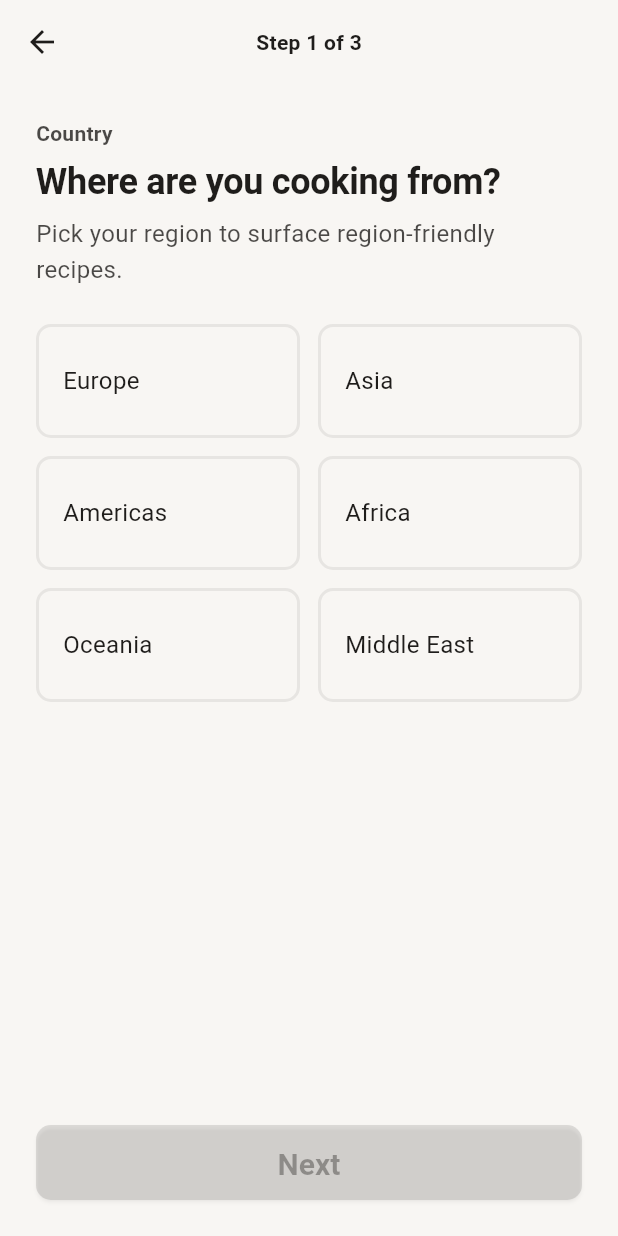
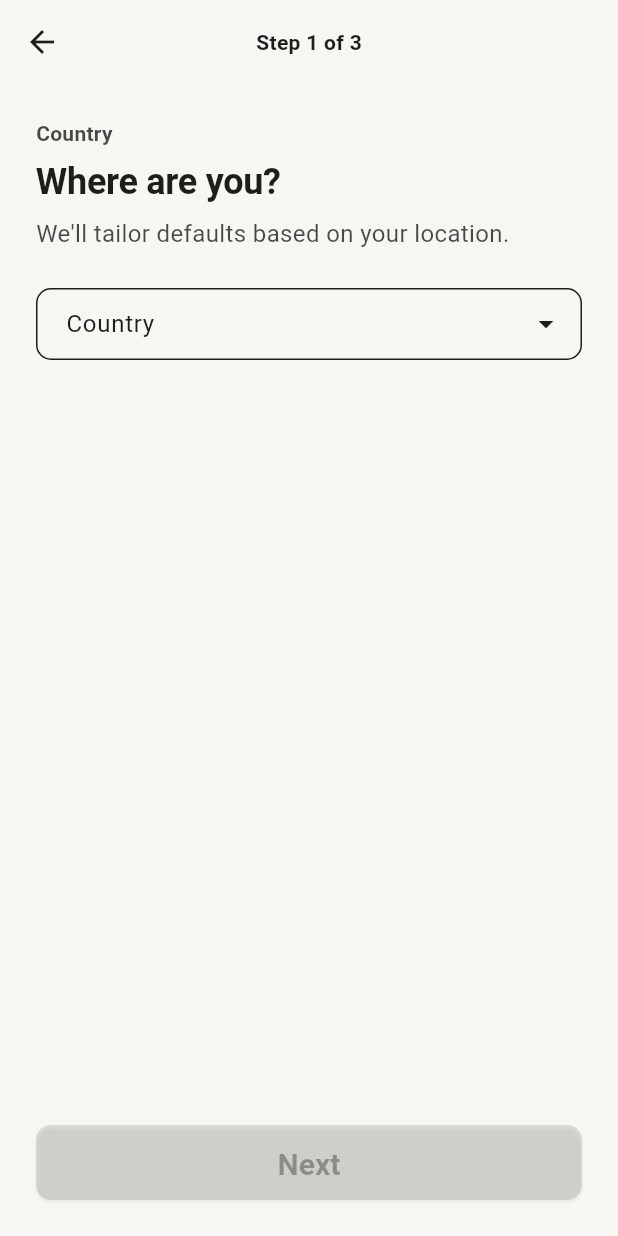
Before and after one commit to leafgreen-3/onepan, a Flutter app: the screen it shows after launch, on a phone screen of 412 x 824 dp. Run offline on Flutter 3.47's test engine with Material 3 defaults, Android fonts, the phone set to English and light mode, and no system bars; our stand-ins replace flutter_riverpod, get_it, go_router, shared_preferences.

Commit message:
fixed onboarding not showing up bugs

```diff
--- /dev/null
+++ b/lib/features/onboarding/country_data.dart
@@ -0,0 +1,62 @@
+const List<String> kCommonCountries = [
+  'Argentina',
+  'Australia',
+  'Austria',
+  'Bangladesh',
+  'Belgium',
+  'Brazil',
+  'Canada',
+  'Chile',
+  'China',
+  'Colombia',
+  'Costa Rica',
+  'Croatia',
+  'Czech Republic',
+  'Denmark',
+  'Egypt',
+  'Estonia',
+  'Finland',
+  'France',
+  'Germany',
+  'Greece',
+  'Hungary',
+  'Iceland',
+  'India',
+  'Indonesia',
+  'Ireland',
+  'Israel',
+  'Italy',
+  'Japan',
+  'Kenya',
+  'Latvia',
+  'Lithuania',
+  'Luxembourg',
+  'Malaysia',
+  'Mexico',
+  'Morocco',
+  'Netherlands',
+  'New Zealand',
+  'Nigeria',
+  'Norway',
+  'Pakistan',
+  'Peru',
+  'Philippines',
+  'Poland',
+  'Portugal',
+  'Romania',
+  'Singapore',
+  'Slovakia',
+  'Slovenia',
+  'South Africa',
+  'South Korea',
+  'Spain',
+  'Sweden',
+  'Switzerland',
+  'Taiwan',
+  'Thailand',
+  'Turkey',
+  'United Arab Emirates',
+  'United Kingdom',
+  'United States',
+  'Vietnam',
+];
--- a/lib/features/onboarding/step_country.dart
+++ b/lib/features/onboarding/step_country.dart
@@ -2,28 +2,72 @@ import 'package:flutter/material.dart';
 import 'package:flutter_riverpod/flutter_riverpod.dart';
 import 'package:go_router/go_router.dart';
 
+import 'package:onepan/features/onboarding/country_data.dart';
 import 'package:onepan/di/locator.dart';
 import 'package:onepan/features/onboarding/onboarding_widgets.dart';
 import 'package:onepan/router/routes.dart';
 import 'package:onepan/theme/tokens.dart';
+import 'package:onepan/ui/atoms/app_dropdown.dart';
 
-class OnboardingCountryScreen extends ConsumerWidget {
+class OnboardingCountryScreen extends ConsumerStatefulWidget {
   const OnboardingCountryScreen({super.key});
 
-  static const _countries = <String>[
-    'Europe',
-    'Asia',
-    'Americas',
-    'Africa',
-    'Oceania',
-    'Middle East',
-  ];
+  @override
+  ConsumerState<OnboardingCountryScreen> createState() => _OnboardingCountryScreenState();
+}
+
+class _OnboardingCountryScreenState extends ConsumerState<OnboardingCountryScreen> {
+  bool _showValidationError = false;
+
+  void _handleCountrySelected(String country) {
+    ref.read(onboardingControllerProvider.notifier).selectCountry(country);
+    setState(() {
+      _showValidationError = false;
+    });
+  }
+
+  void _handleMissingSelection() {
+    if (_showValidationError) {
+      return;
+    }
+    setState(() {
+      _showValidationError = true;
+    });
+  }
 
   @override
-  Widget build(BuildContext context, WidgetRef ref) {
+  Widget build(BuildContext context) {
     final state = ref.watch(onboardingControllerProvider);
-    final controller = ref.read(onboardingControllerProvider.notifier);
-    final canProceed = state.country != null;
+    final canProceed = state.country != null && state.country!.isNotEmpty;
+
+    final bodyChildren = <Widget>[
+      const SectionHeader(
+        stepLabel: 'Country',
+        title: 'Where are you?',
+        subtitle: 'We\'ll tailor defaults based on your location.',
+      ),
+      const SizedBox(height: AppSpacing.xl),
+      AppDropdown(
+        fieldKey: const ValueKey('country-dropdown'),
+        label: 'Country',
+        placeholder: 'Select your country',
+        options: kCommonCountries,
+        value: state.country,
+        onChanged: _handleCountrySelected,
+        errorText:
+            _showValidationError && !canProceed ? 'Please choose a country to continue.' : null,
+        semanticsLabel: 'Country',
+      ),
+      if (_showValidationError && !canProceed) ...[
+        const SizedBox(height: AppSpacing.sm),
+        Text(
+          'Pick your country so we can personalise your recipes.',
+          style: AppTextStyles.body.copyWith(color: AppColors.danger),
+        ),
+      ],
+      const Spacer(),
+      _buildPrimaryAction(context: context, canProceed: canProceed),
+    ];
 
     return Scaffold(
       backgroundColor: AppColors.surface,
@@ -42,38 +86,31 @@ class OnboardingCountryScreen extends ConsumerWidget {
           padding: const EdgeInsets.all(AppSpacing.xl),
           child: Column(
             crossAxisAlignment: CrossAxisAlignment.start,
-            children: [
-              const SectionHeader(
-                stepLabel: 'Country',
-                title: 'Where are you cooking from?',
-                subtitle: 'Pick your region to surface region-friendly recipes.',
-              ),
-              const SizedBox(height: AppSpacing.xl),
-              Expanded(
-                child: SingleChildScrollView(
-                  child: OptionGrid(
-                    options: _countries,
-                    selectedOption: state.country,
-                    onSelected: controller.selectCountry,
-                  ),
-                ),
-              ),
-              const SizedBox(height: AppSpacing.lg),
-              PrimaryCTA(
-                label: 'Next',
-                onPressed: canProceed
-                    ? () async {
-                        if (state.country == null) {
-                          return;
-                        }
-                        context.go(Routes.onboardingLevel);
-                      }
-                    : null,
-              ),
-            ],
+            children: bodyChildren,
           ),
         ),
       ),
     );
   }
+
+  Widget _buildPrimaryAction({required BuildContext context, required bool canProceed}) {
+    final button = PrimaryCTA(
+      label: 'Next',
+      onPressed: canProceed
+          ? () async {
+              context.push(Routes.onboardingLevel);
+            }
+          : null,
+    );
+
+    if (canProceed) {
+      return button;
+    }
+
+    return GestureDetector(
+      behavior: HitTestBehavior.translucent,
+      onTap: _handleMissingSelection,
+      child: AbsorbPointer(child: button),
+    );
+  }
 }
--- a/lib/features/onboarding/step_level.dart
+++ b/lib/features/onboarding/step_level.dart
@@ -65,7 +65,7 @@ class OnboardingLevelScreen extends ConsumerWidget {
                         if (state.level == null) {
                           return;
                         }
-                        context.go(Routes.onboardingDiet);
+                        context.push(Routes.onboardingDiet);
                       }
                     : null,
               ),
--- /dev/null
+++ b/lib/ui/atoms/app_dropdown.dart
@@ -0,0 +1,327 @@
+import 'package:flutter/material.dart';
+
+import 'package:onepan/theme/tokens.dart';
+
+class AppDropdown extends StatefulWidget {
+  const AppDropdown({
+    super.key,
+    required this.label,
+    required this.placeholder,
+    required this.options,
+    required this.value,
+    required this.onChanged,
+    this.errorText,
+    this.semanticsLabel,
+    this.fieldKey,
+  });
+
+  final String label;
+  final String placeholder;
+  final List<String> options;
+  final String? value;
+  final ValueChanged<String> onChanged;
+  final String? errorText;
+  final String? semanticsLabel;
+  // Optional key for the inner TextField to aid testing.
+  final Key? fieldKey;
+
+  @override
+  State<AppDropdown> createState() => _AppDropdownState();
+}
+
+class _AppDropdownState extends State<AppDropdown> {
+  late final TextEditingController _displayController;
+
+  @override
+  void initState() {
+    super.initState();
+    _displayController = TextEditingController(text: widget.value ?? '');
+  }
+
+  @override
+  void didUpdateWidget(covariant AppDropdown oldWidget) {
+    super.didUpdateWidget(oldWidget);
+    if (widget.value != oldWidget.value) {
+      _displayController.text = widget.value ?? '';
+    }
+  }
+
+  @override
+  void dispose() {
+    _displayController.dispose();
+    super.dispose();
+  }
+
+  Future<void> _openSelector() async {
+    final selected = await showModalBottomSheet<String>(
+      context: context,
+      backgroundColor: AppColors.surface,
+      isScrollControlled: true,
+      shape: const RoundedRectangleBorder(
+        borderRadius: BorderRadius.vertical(
+          top: Radius.circular(AppRadii.lg),
+        ),
+      ),
+      builder: (context) {
+        return _DropdownSheet(
+          options: widget.options,
+          initialValue: widget.value,
+          label: widget.label,
+        );
+      },
+    );
+
+    if (selected != null) {
+      widget.onChanged(selected);
+    }
+  }
+
+  InputBorder _buildBorder({required Color color, required double width}) {
+    return OutlineInputBorder(
+      borderRadius: BorderRadius.circular(AppRadii.md),
+      borderSide: BorderSide(color: color, width: width),
+    );
+  }
+
+  @override
+  Widget build(BuildContext context) {
+    final hintStyle = AppTextStyles.body.copyWith(
+      color: AppColors.onSurface.withValues(alpha: AppOpacity.mediumText),
+    );
+
+    return Semantics(
+      label: widget.semanticsLabel ?? widget.label,
+      textField: true,
+      child: TextField(
+        key: widget.fieldKey,
+        controller: _displayController,
+        readOnly: true,
+        style: AppTextStyles.body.copyWith(color: AppColors.onSurface),
+        onTap: _openSelector,
+        decoration: InputDecoration(
+          labelText: widget.label,
+          hintText: widget.placeholder,
+          hintStyle: hintStyle,
+          suffixIcon: const Icon(
+            Icons.arrow_drop_down,
+            color: AppColors.onSurface,
+            size: AppSizes.icon,
+          ),
+          contentPadding: const EdgeInsets.symmetric(
+            horizontal: AppSpacing.lg,
+            vertical: AppSpacing.md,
+          ),
+          filled: true,
+          fillColor: AppColors.surface,
+          border: _buildBorder(
+              color: AppColors.onSurface, width: AppThickness.hairline),
+          enabledBorder: _buildBorder(
+              color: AppColors.onSurface, width: AppThickness.hairline),
+          focusedBorder: _buildBorder(
+              color: AppColors.primary, width: AppThickness.stroke),
+          errorText: widget.errorText,
+          errorStyle: AppTextStyles.label.copyWith(color: AppColors.danger),
+        ),
+      ),
+    );
+  }
+}
+
+class _DropdownSheet extends StatefulWidget {
+  const _DropdownSheet({
+    required this.options,
+    required this.initialValue,
+    required this.label,
+  });
+
+  final List<String> options;
+  final String? initialValue;
+  final String label;
+
+  @override
+  State<_DropdownSheet> createState() => _DropdownSheetState();
+}
+
+class _DropdownSheetState extends State<_DropdownSheet> {
+  late final TextEditingController _searchController;
+  String _query = '';
+
+  @override
+  void initState() {
+    super.initState();
+    _searchController = TextEditingController();
+  }
+
+  @override
+  void dispose() {
+    _searchController.dispose();
+    super.dispose();
+  }
+
+  Iterable<String> get _filteredOptions {
+    final lowercaseQuery = _query.toLowerCase();
+    if (lowercaseQuery.isEmpty) {
+      return widget.options;
+    }
+    return widget.options.where(
+      (option) => option.toLowerCase().contains(lowercaseQuery),
+    );
+  }
+
+  InputBorder _buildBorder({required Color color, required double width}) {
+    return OutlineInputBorder(
+      borderRadius: BorderRadius.circular(AppRadii.md),
+      borderSide: BorderSide(color: color, width: width),
+    );
+  }
+
+  @override
+  Widget build(BuildContext context) {
+    final options = _filteredOptions.toList();
+    final bottomPadding = MediaQuery.of(context).viewPadding.bottom;
+
+    return SafeArea(
+      child: Padding(
+        padding: EdgeInsets.only(
+          left: AppSpacing.xl,
+          right: AppSpacing.xl,
+          top: AppSpacing.lg,
+          bottom: AppSpacing.lg + bottomPadding,
+        ),
+        child: Column(
+          mainAxisSize: MainAxisSize.min,
+          children: [
+            TextField(
+              controller: _searchController,
+              autofocus: true,
+              style: AppTextStyles.body.copyWith(color: AppColors.onSurface),
+              decoration: InputDecoration(
+                labelText: 'Search ${widget.label}',
+                hintText: 'Type to filter',
+                hintStyle: AppTextStyles.body.copyWith(
+                  color: AppColors.onSurface
+                      .withValues(alpha: AppOpacity.mediumText),
+                ),
+                prefixIcon: Icon(
+                  Icons.search,
+                  color: AppColors.onSurface
+                      .withValues(alpha: AppOpacity.mediumText),
+                  size: AppSizes.icon,
+                ),
+                contentPadding: const EdgeInsets.symmetric(
+                  horizontal: AppSpacing.lg,
+                  vertical: AppSpacing.md,
+                ),
+                filled: true,
+                fillColor: AppColors.surface,
+                border: _buildBorder(
+                  color: AppColors.onSurface,
+                  width: AppThickness.hairline,
+                ),
+                enabledBorder: _buildBorder(
+                  color: AppColors.onSurface,
+                  width: AppThickness.hairline,
+                ),
+                focusedBorder: _buildBorder(
+                  color: AppColors.primary,
+                  width: AppThickness.stroke,
+                ),
+              ),
+              onChanged: (value) {
+                setState(() {
+                  _query = value;
+                });
+              },
+            ),
+            const SizedBox(height: AppSpacing.lg),
+            ConstrainedBox(
+              constraints: const BoxConstraints(
+                maxHeight: AppSpacing.xl * 10,
+              ),
+              child: options.isEmpty
+                  ? Center(
+                      child: Text(
+                        'No matches found',
+                        style: AppTextStyles.body.copyWith(
+                          color: AppColors.onSurface
+                              .withValues(alpha: AppOpacity.mediumText),
+                        ),
+                      ),
+                    )
+                  : ListView.separated(
+                      shrinkWrap: true,
+                      itemCount: options.length,
+                      separatorBuilder: (_, __) =>
+                          const SizedBox(height: AppSpacing.sm),
+                      itemBuilder: (context, index) {
+                        final option = options[index];
+                        return _DropdownOptionTile(
+                          label: option,
+                          selected: option == widget.initialValue,
+                          onTap: () => Navigator.of(context).pop(option),
+                        );
+                      },
+                    ),
+            ),
+          ],
+        ),
+      ),
+    );
+  }
+}
+
+class _DropdownOptionTile extends StatelessWidget {
+  const _DropdownOptionTile({
+    required this.label,
+    required this.selected,
+    required this.onTap,
+  });
+
+  final String label;
+  final bool selected;
+  final VoidCallback onTap;
+
+  @override
+  Widget build(BuildContext context) {
+    final backgroundColor = selected
+        ? AppColors.primary.withValues(alpha: AppOpacity.focus)
+        : AppColors.surface;
+
+    return Material(
+      color: backgroundColor,
+      borderRadius: BorderRadius.circular(AppRadii.md),
+      child: InkWell(
+        borderRadius: BorderRadius.circular(AppRadii.md),
+        onTap: onTap,
+        child: Padding(
+          padding: const EdgeInsets.symmetric(
+            horizontal: AppSpacing.lg,
+            vertical: AppSpacing.md,
+          ),
+          child: ConstrainedBox(
+            constraints: const BoxConstraints(
+              minHeight: AppSizes.minTouchTarget,
+            ),
+            child: Row(
+              children: [
+                Expanded(
+                  child: Text(
+                    label,
+                    style:
+                        AppTextStyles.body.copyWith(color: AppColors.onSurface),
+                  ),
+                ),
+                if (selected)
+                  const Icon(
+                    Icons.check,
+                    color: AppColors.primary,
+                    size: AppSizes.icon,
+                  ),
+              ],
+            ),
+          ),
+        ),
+      ),
+    );
+  }
+}
```
Also changed, not shown: 3 other files.
